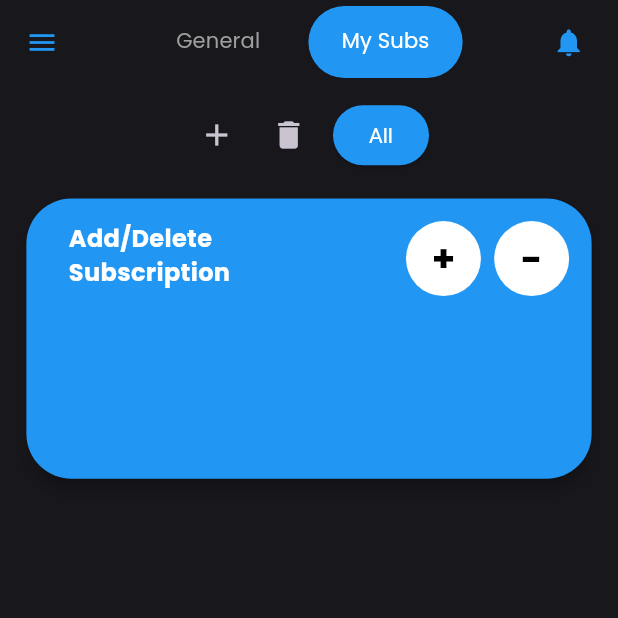
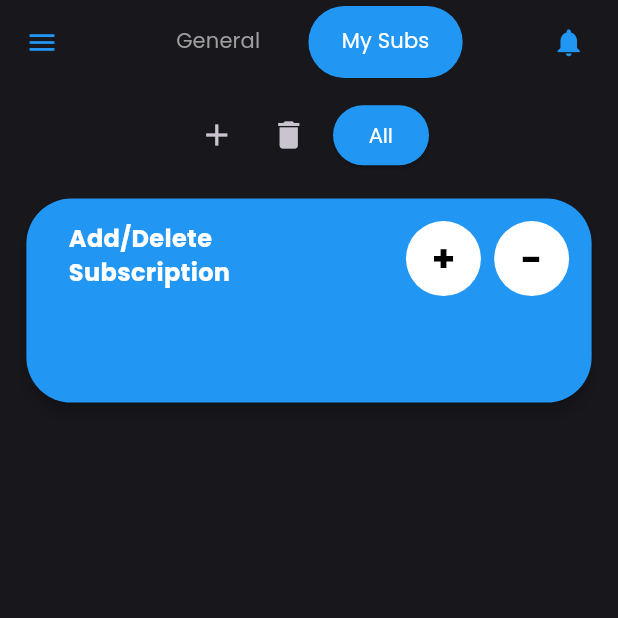
Before and after one commit to atishayjain740/subscription_management_app, a Flutter app: the MySubscriptionsScreen screen opened directly, tab 2 chosen, on a phone screen of 412 x 824 dp, the top half of it. Run offline on Flutter 3.47's test engine with Material 3 defaults, Android fonts, the phone set to English and light mode, and no system bars; our stand-ins replace equatable, flutter_bloc, flutter_screenutil, hive, hive_flutter; accounts and stored records are empty.

Commit message:
Removing overlap of sub cards

```diff
--- a/lib/view/components/subscriptionCards/add_subscription_card.dart
+++ b/lib/view/components/subscriptionCards/add_subscription_card.dart
@@ -18,7 +18,7 @@ class AddSubscriptionCard extends StatelessWidget {
   @override
   Widget build(BuildContext context) {
     return SizedBox(
-      height: 200.h,
+      height: 150.h,
       child: Card(
         color: color,
         shape: RoundedRectangleBorder(
--- a/lib/view/screens/my_subscriptions_screen.dart
+++ b/lib/view/screens/my_subscriptions_screen.dart
@@ -151,6 +151,9 @@ class MySubscriptionsScreenState extends State<MySubscriptionsScreen>
                   },
                 ),
               ),
+              const SizedBox(
+                height: 10,
+              )
             ],
           );
         }
```
Also changed, not shown: lib/view/components/subscriptionCards/subscription_card.dart (+6 -9 lines).
